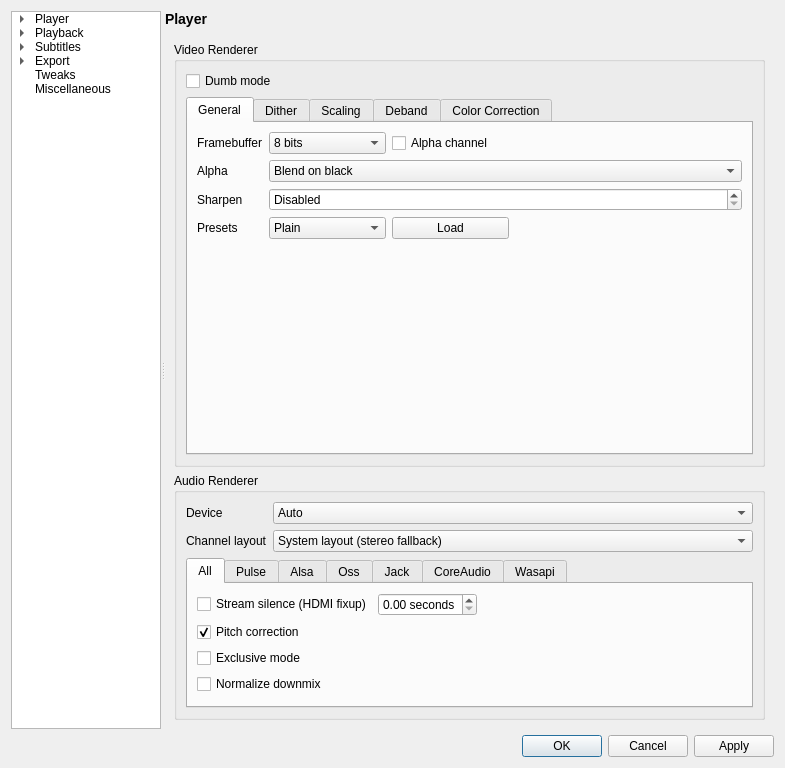
This is settingswindow.ui in mpc-qt/mpc-qt as Qt 5 draws it before an edit. The edited form follows.
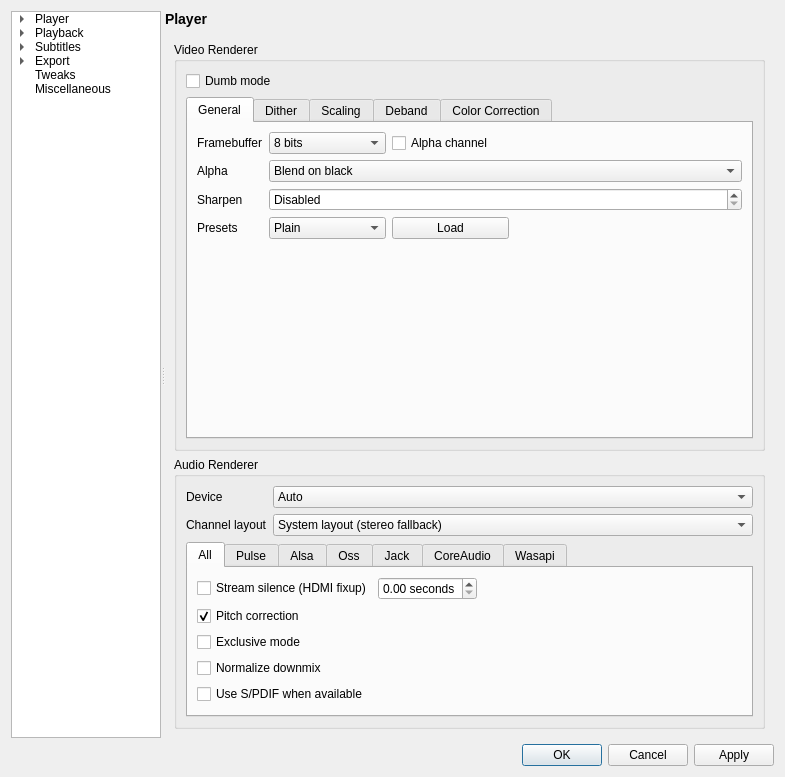
This is the edited form. The open tabs and pages were chosen to show the change.

Commit message:
settingswindow: add spdif option
Untested on my machine.  Fixes #72.

The edit to the form file:
```diff
--- a/settingswindow.ui
+++ b/settingswindow.ui
@@ -7,7 +7,7 @@
     <x>0</x>
     <y>0</y>
     <width>785</width>
-    <height>768</height>
+    <height>777</height>
    </rect>
   </property>
   <property name="windowTitle">
@@ -3838,6 +3838,13 @@
                     </property>
                    </widget>
                   </item>
+                  <item>
+                   <widget class="QCheckBox" name="audioSpdif">
+                    <property name="text">
+                     <string>Use S/PDIF when available</string>
+                    </property>
+                   </widget>
+                  </item>
                  </layout>
                 </widget>
                 <widget class="QWidget" name="pulsePage">
```
Left out of the diff: 6 changed lines with no effect on the pictures. The commit also changes 1 other file.
